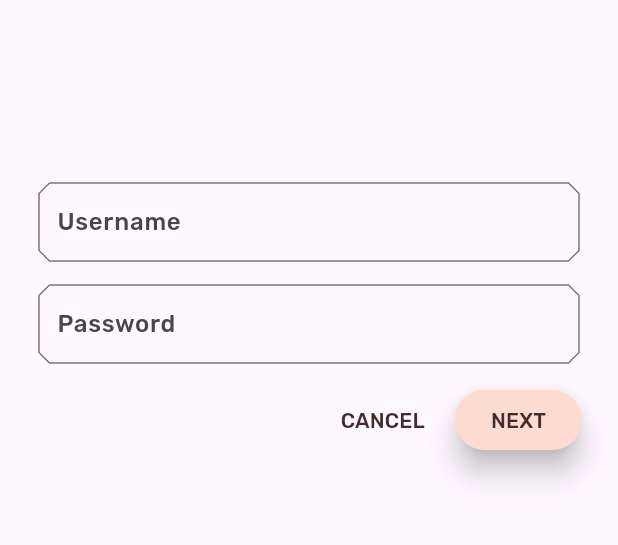
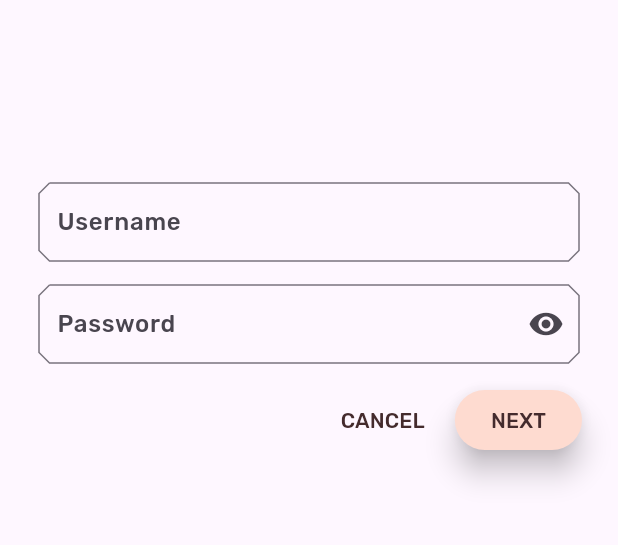
Before and after one commit to stefanusrico/Proyek-4_Pertemuan-3, a Flutter app: the screen it shows after launch, on a phone screen of 412 x 824 dp, the part 243-788 px from its top. Run offline on Flutter 3.47's test engine with Material 3 defaults, Android fonts, the phone set to English and light mode, and no system bars.

Commit message:
Update icon password

```diff
--- a/mdc_100_series/lib/login.dart
+++ b/mdc_100_series/lib/login.dart
@@ -27,6 +27,7 @@ class _LoginPageState extends State<LoginPage> {
   final _passwordController = TextEditingController();
   final _formKey = GlobalKey<FormState>();
   bool _isInvalid = false;
+  bool _isObscure = true; // State to manage password visibility
 
   @override
   Widget build(BuildContext context) {
@@ -66,10 +67,21 @@ class _LoginPageState extends State<LoginPage> {
                   const SizedBox(height: 12.0),
                   TextFormField(
                     controller: _passwordController,
-                    decoration: const InputDecoration(
+                    decoration: InputDecoration(
                       labelText: 'Password',
+                      suffixIcon: IconButton(
+                        onPressed: () {
+                          setState(() {
+                            _isObscure = !_isObscure;
+                          });
+                        },
+                        icon: Icon(_isObscure
+                            ? Icons.visibility
+                            : Icons.visibility_off),
+                      ),
                     ),
-                    obscureText: true,
+                    obscureText:
+                        _isObscure, // Use the state to determine text visibility
                     validator: (value) {
                       if (value != 'user') {
                         return 'Invalid password';
```
